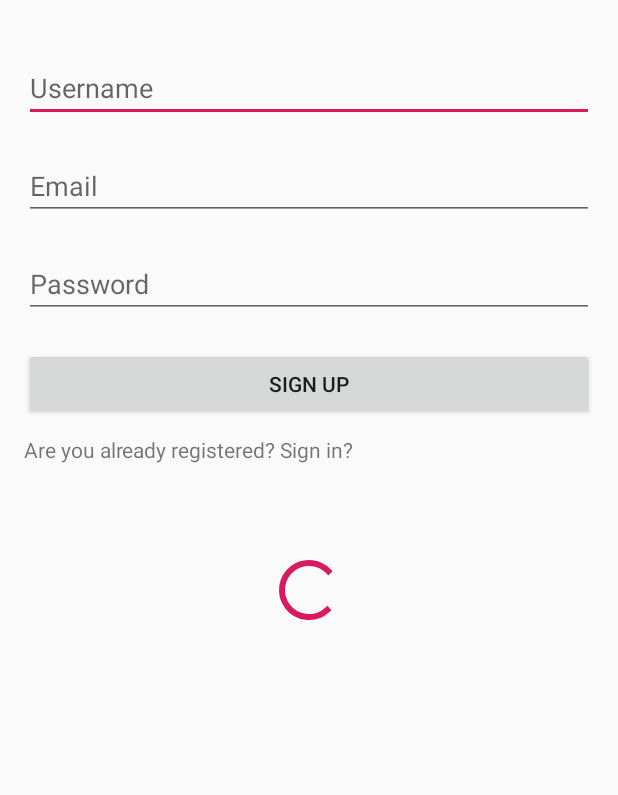
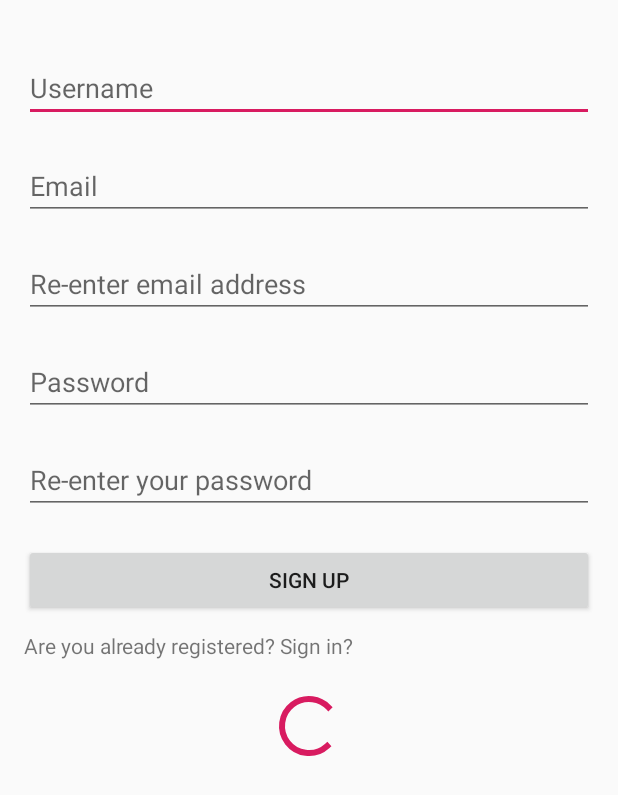
Before and after one commit to wakil026/Mediant, an Android app: the layout activity_sign_up.xml on its own in the app's theme, with its tools: preview values and no code run, on a phone screen of 412 x 824 dp. Shown: the top 795 px of the screen. Run offline under Robolectric (Android 15) with nearby library versions, the light colour scheme and no system bars.

Commit message:
sign up updated

```diff
--- a/app/src/main/res/layout/activity_sign_up.xml
+++ b/app/src/main/res/layout/activity_sign_up.xml
@@ -6,7 +6,6 @@
     android:layout_width="match_parent"
     android:layout_height="match_parent"
     tools:context=".SignUpActivity">
-
 
 
     <EditText
@@ -30,13 +29,29 @@
 
     <EditText
         android:layout_marginTop="20dp"
+        android:id="@+id/signUpReEnterEmailId"
+        android:layout_width="match_parent"
+        android:layout_height="wrap_content"
+        android:ems="10"
+        android:inputType="textEmailAddress"
+        android:hint="Re-enter email address" />
+
+    <EditText
+        android:layout_marginTop="20dp"
         android:id="@+id/signUpPasswordId"
         android:layout_width="match_parent"
         android:layout_height="wrap_content"
         android:ems="10"
         android:inputType="textPassword"
         android:hint="@string/password" />
-
+    <EditText
+        android:layout_marginTop="20dp"
+        android:id="@+id/signUpReEnterPasswordId"
+        android:layout_width="match_parent"
+        android:layout_height="wrap_content"
+        android:ems="10"
+        android:inputType="textPassword"
+        android:hint="Re-enter your password" />
     <Button
         android:layout_marginTop="20dp"
         android:id="@+id/signUpButtonId"
@@ -52,9 +67,10 @@
         android:text="@string/are_you_already_registered_sign_in" />
 
     <ProgressBar
-        android:layout_marginTop="60dp"
         android:id="@+id/signUpProgressBarId"
         style="?android:attr/progressBarStyle"
         android:layout_width="match_parent"
-        android:layout_height="wrap_content" />
+        android:layout_height="wrap_content"
+        android:layout_marginTop="20dp" />
+
 </LinearLayout>
```
Also changed, not shown: app/src/main/java/com/example/mediant/SignUpActivity.java (+23 -2 lines).
